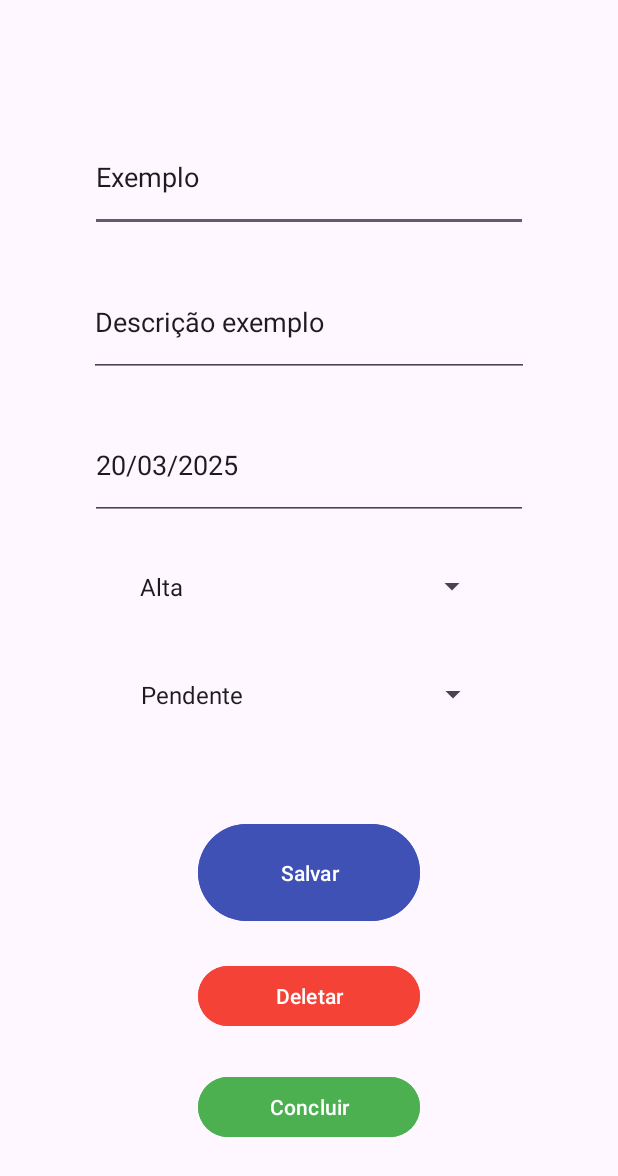
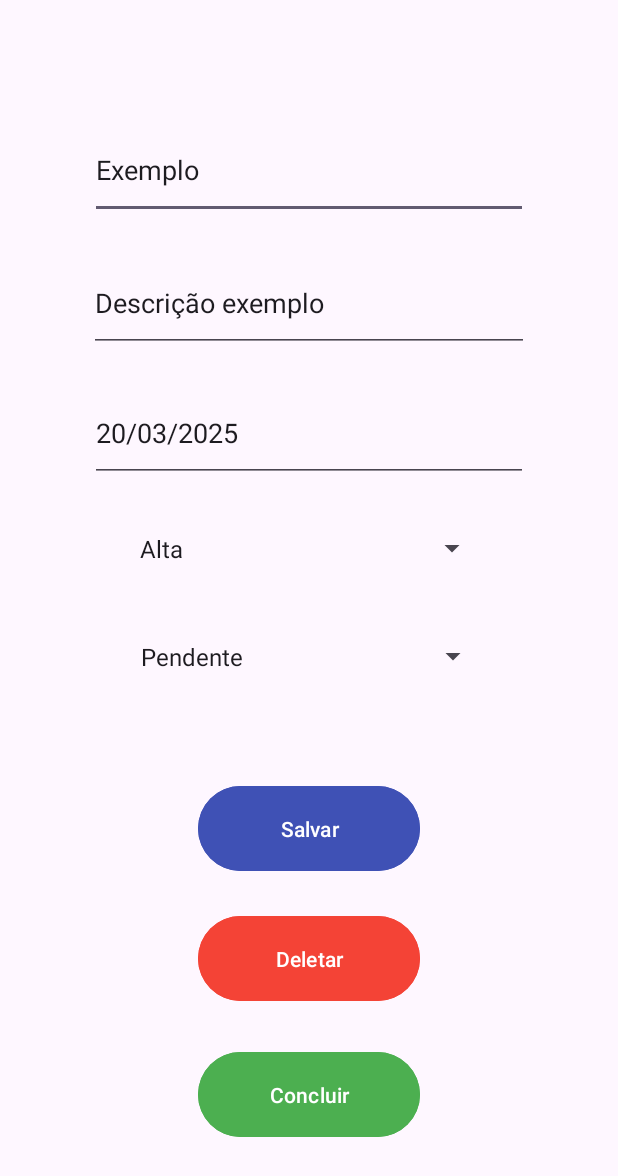
Before and after one commit to LDrawe/TrabalhoFinal-Kotlin, an Android app: the screen it shows after launch (AddToDo), after a tap on "Exemplo", on a phone screen of 412 x 824 dp. Shown: the top 1176 px of the screen. Run offline under Robolectric (Android 15) with nearby library versions, the phone set to English and light mode, and no system bars.

Commit message:
Correções finais

```diff
--- a/app/src/main/java/com/example/tudu/DBHelper.kt
+++ b/app/src/main/java/com/example/tudu/DBHelper.kt
@@ -62,11 +62,14 @@ class DBHelper(context: Context) : SQLiteOpenHelper(context, "database.db", null
     fun listSelectAllToDos(): ArrayList<ToDo> {
         val db = this.readableDatabase
 
-        // Alteração da consulta SQL para filtrar e ordenar
         val cursor = db.rawQuery(
-            "SELECT * FROM todos",
-            null
-        )
+            "SELECT * FROM todos WHERE status IN ('Pendente', 'Em Andamento', 'Atrasada') " +
+                    "ORDER BY dataLimite ASC, CASE priority\n" +
+                    "        WHEN 'Baixa' THEN 1\n" +
+                    "        WHEN 'Média' THEN 2\n" +
+                    "        WHEN 'Alta' THEN 3\n" +
+                    "        ELSE 0 -- Para garantir que qualquer outro valor de prioridade seja tratado\n" +
+                    "    END DESC", null)
         val listaTodos: ArrayList<ToDo> = ArrayList()
 
         if (cursor.count > 0) {
@@ -130,12 +133,4 @@ class DBHelper(context: Context) : SQLiteOpenHelper(context, "database.db", null
         db.close()
         return res
     }
-
-    fun updateAllDates(newDate: String) {
-        val db = writableDatabase
-        val contentValues = ContentValues().apply {
-            put("dataLimite", newDate) // Substitua pelo nome real da sua coluna
-        }
-        db.update("todos", contentValues, null, null) // Substitua pelo nome da sua tabela
-    }
 }
--- a/app/src/main/java/com/example/tudu/MainActivity.kt
+++ b/app/src/main/java/com/example/tudu/MainActivity.kt
@@ -31,14 +31,13 @@ class MainActivity : AppCompatActivity() {
         val db = DBHelper(this)
         val listaTodos = db.listSelectAllToDos()
         Log.d("TesteBancoDedados", "Lista de ToDos: $listaTodos")
-        adapter = ToDoAdapter(this, listaTodos)
+        adapter = ToDoAdapter(this, listaTodos, addToDoLauncher)
         binding.recyclerView.adapter = adapter
         binding.recyclerView.layoutManager = LinearLayoutManager(this) // Define o LayoutManager
 
-        val intent = Intent(this, AddToDo::class.java)
-
         binding.buttonInserir.setOnClickListener {
-            addToDoLauncher.launch(intent) // Lança a Activity de adicionar ToDo
+            val intent = Intent(this, AddToDo::class.java)
+            addToDoLauncher.launch(intent)
         }
     }
 }
--- a/app/src/main/java/com/example/tudu/ToDoAdapter.kt
+++ b/app/src/main/java/com/example/tudu/ToDoAdapter.kt
@@ -5,13 +5,19 @@ import android.content.Intent
 import android.util.Log
 import android.view.LayoutInflater
 import android.view.ViewGroup
+import androidx.activity.result.ActivityResultLauncher
 import androidx.core.content.ContextCompat
+import androidx.recyclerview.widget.DiffUtil
 import androidx.recyclerview.widget.RecyclerView
 import com.example.tudu.databinding.ListItemTodoBinding
 import java.text.SimpleDateFormat
 import java.util.*
 
-class ToDoAdapter(private val context: Context, private val toDoList: ArrayList<ToDo>) : RecyclerView.Adapter<ToDoAdapter.ToDoViewHolder>() {
+class ToDoAdapter(
+    private val context: Context,
+    private val toDoList: ArrayList<ToDo>,
+    private val editToDoLauncher: ActivityResultLauncher<Intent>
+) : RecyclerView.Adapter<ToDoAdapter.ToDoViewHolder>() {
 
     inner class ToDoViewHolder(val binding: ListItemTodoBinding) : RecyclerView.ViewHolder(binding.root) {
         init {
@@ -20,7 +26,7 @@ class ToDoAdapter(private val context: Context, private val toDoList: ArrayList<
                 val intent = Intent(context, AddToDo::class.java).apply {
                     putExtra("TODO_ID", toDo.id)
                 }
-                context.startActivity(intent)
+                editToDoLauncher.launch(intent)
             }
         }
     }
@@ -32,7 +38,6 @@ class ToDoAdapter(private val context: Context, private val toDoList: ArrayList<
 
     override fun onBindViewHolder(holder: ToDoViewHolder, position: Int) {
         val toDo = toDoList[position]
-        Log.d("TesteFORMATEDATE", "Lista de ToDos: ${toDo.dataLimite}")
         // Formatar a dataLimite
         val formattedDate = formatDate(toDo.dataLimite)
         holder.binding.textDataLimite.text = formattedDate
@@ -85,10 +90,34 @@ class ToDoAdapter(private val context: Context, private val toDoList: ArrayList<
         }
     }
 
+    class ToDoDiffCallback(private val oldList: List<ToDo>, private val newList: List<ToDo>) : DiffUtil.Callback() {
+
+        override fun getOldListSize(): Int = oldList.size
+
+        override fun getNewListSize(): Int = newList.size
+
+        override fun areItemsTheSame(oldItemPosition: Int, newItemPosition: Int): Boolean {
+            // Verifica se o item é o mesmo, geralmente você compara o ID
+            return oldList[oldItemPosition].id == newList[newItemPosition].id
+        }
+
+        override fun areContentsTheSame(oldItemPosition: Int, newItemPosition: Int): Boolean {
+            // Verifica se o conteúdo do item é o mesmo
+            return oldList[oldItemPosition] == newList[newItemPosition]
+        }
+    }
+
+
     // Função para atualizar a lista
     fun updateList(newList: ArrayList<ToDo>) {
+        // Verifica as diferenças entre o novo e o antigo
+        val diffResult = DiffUtil.calculateDiff(ToDoDiffCallback(toDoList, newList))
+
+        // Atualiza a lista de dados
         toDoList.clear()
         toDoList.addAll(newList)
-        notifyItemInserted(newList.size)
+
+        // Notifica apenas as mudanças reais na RecyclerView
+        diffResult.dispatchUpdatesTo(this)
     }
 }
--- a/app/src/main/res/layout/activity_add_to_do.xml
+++ b/app/src/main/res/layout/activity_add_to_do.xml
@@ -89,7 +89,7 @@
     <Button
         android:id="@+id/btnDelete"
         android:layout_width="148dp"
-        android:layout_height="wrap_content"
+        android:layout_height="0dp"
         android:layout_marginBottom="26dp"
         android:backgroundTint="#F44336"
         android:text="@string/deletar"
@@ -101,7 +101,7 @@
     <Button
         android:id="@+id/btnComplete"
         android:layout_width="148dp"
-        android:layout_height="wrap_content"
+        android:layout_height="0dp"
         android:layout_marginBottom="62dp"
         android:backgroundTint="#4CAF50"
         android:text="@string/concluir"
```
